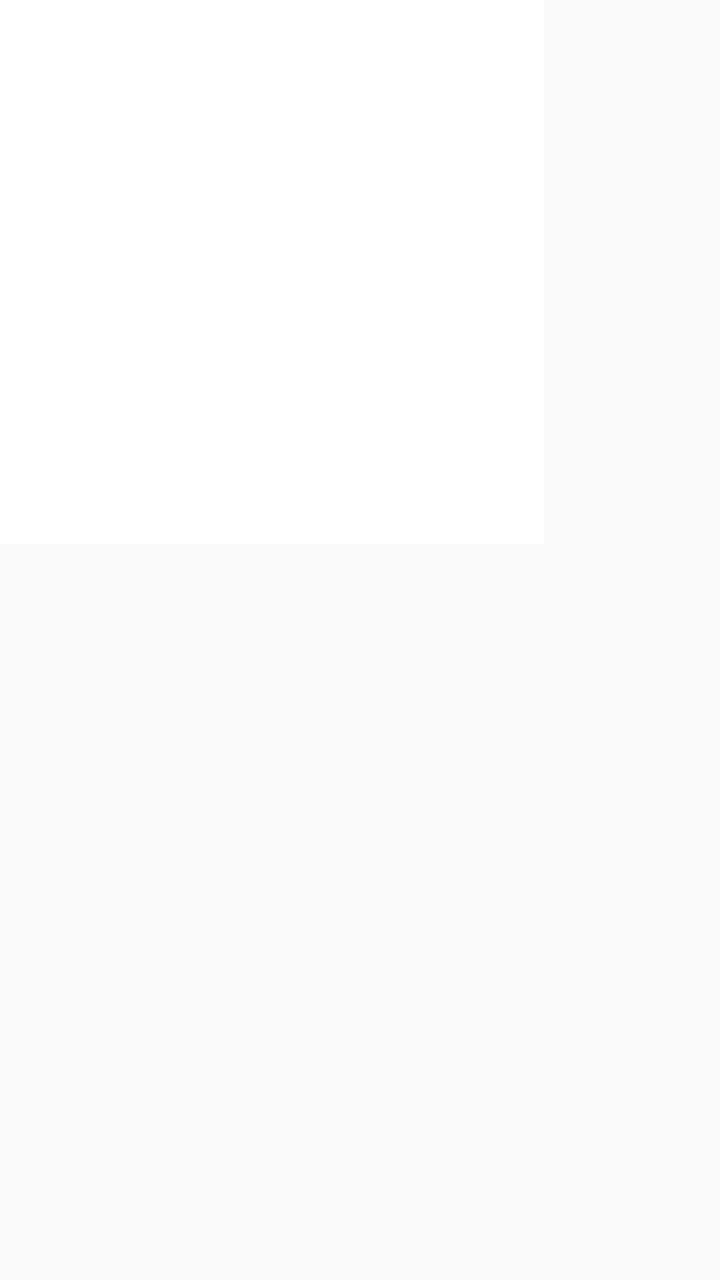
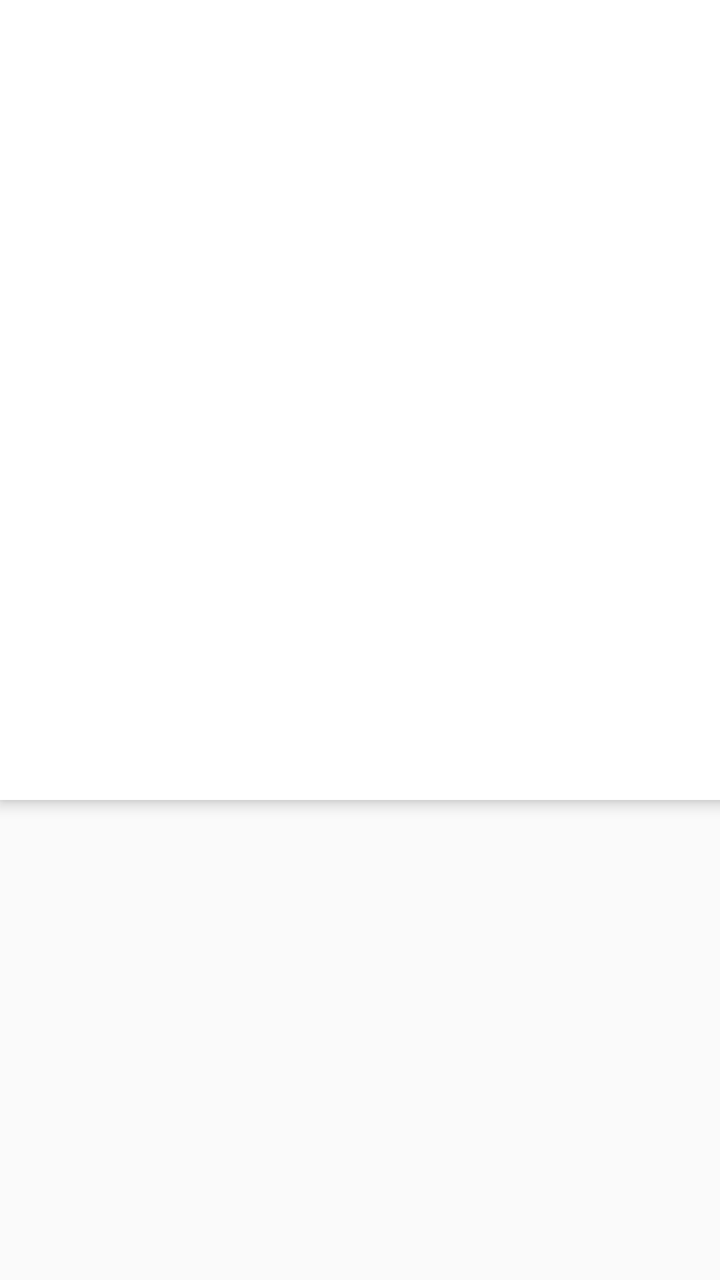

An Android layout rendered at two revisions. The XML below is the earlier revision; the diff shows what the commit changed to produce the second picture.
<!-- AndroidManifest.xml: application theme Theme.AppCompat.Light.NoActionBar -->
<!-- res/layout/popup_layout.xml -->
<?xml version="1.0" encoding="utf-8"?>
<FrameLayout xmlns:android="http://schemas.android.com/apk/res/android"
    android:layout_width="wrap_content"
    android:layout_height="wrap_content"
    android:background="@android:color/transparent">

    
    <LinearLayout
        android:id="@+id/container"
        android:layout_width="wrap_content"
        android:layout_height="wrap_content"
        android:orientation="vertical"
        android:background="#FFFFFF"
        android:padding="6dp">

        
        <ImageView
            android:id="@+id/imageView"
            android:layout_width="260dp"
            android:layout_height="260dp"
            android:adjustViewBounds="true"
            android:scaleType="fitCenter"
            android:background="@android:color/transparent" />

    </LinearLayout>

</FrameLayout>
<!-- resources referenced by this layout -->
<resources>

</resources>

<!-- the commit's change to res/layout/popup_layout.xml (unified diff, before → after) -->
@@ -1,27 +1,15 @@
 <?xml version="1.0" encoding="utf-8"?>
 <FrameLayout xmlns:android="http://schemas.android.com/apk/res/android"
     android:layout_width="wrap_content"
-    android:layout_height="wrap_content"
-    android:background="@android:color/transparent">
+    android:layout_height="wrap_content">
 
     
-    <LinearLayout
-        android:id="@+id/container"
-        android:layout_width="wrap_content"
-        android:layout_height="wrap_content"
-        android:orientation="vertical"
-        android:background="#FFFFFF"
-        android:padding="6dp">
-
-        
-        <ImageView
-            android:id="@+id/imageView"
-            android:layout_width="260dp"
-            android:layout_height="260dp"
-            android:adjustViewBounds="true"
-            android:scaleType="fitCenter"
-            android:background="@android:color/transparent" />
-
-    </LinearLayout>
+    <ImageView
+        android:id="@+id/imageView"
+        android:layout_width="400dp"
+        android:layout_height="400dp"
+        android:scaleType="fitCenter"
+        android:background="@color/white"
+        android:elevation="4dp"/>
 
 </FrameLayout>
<!-- resource entries referenced after the edit -->
@@ -1,5 +1,5 @@
 <!-- resources referenced by this layout -->
 <resources>
-
+  <color name="white">#FFFFFFFF</color>
 </resources>
 
